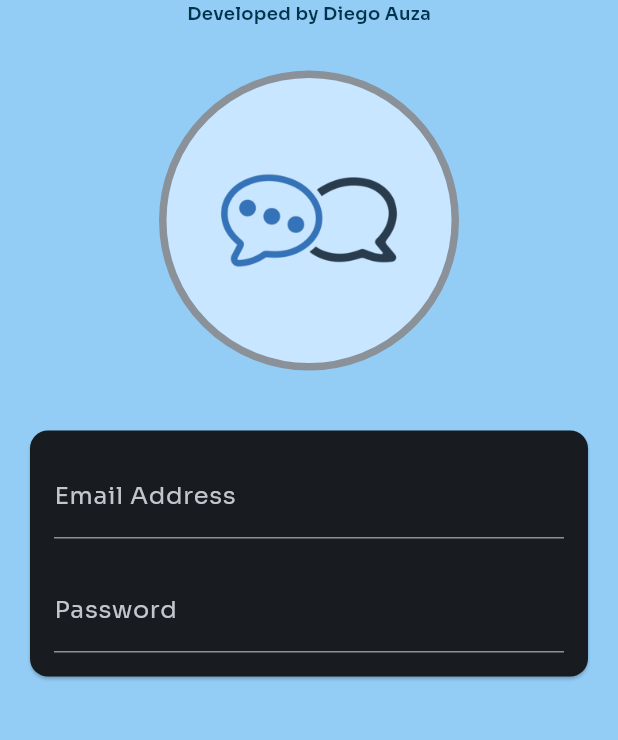
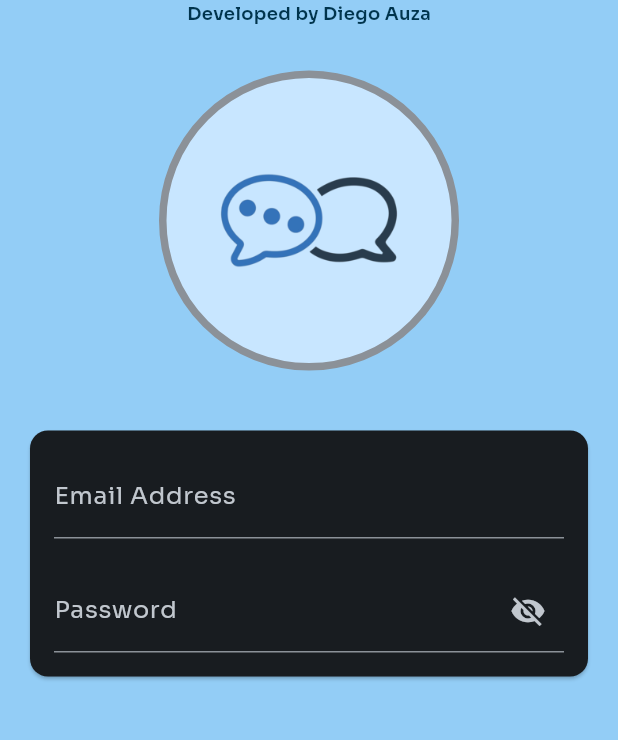
Before and after one commit to DiegoAuzaDev/chat_flutter_app, a Flutter app: the screen it shows after launch, on a phone screen of 412 x 824 dp, the part 288-1028 px from its top. Run offline on Flutter 3.47's test engine with Material 3 defaults, Android fonts, the phone set to English and light mode, and no system bars; our stand-ins replace google_fonts.

Commit message:
adding visibility state

```diff
--- a/lib/screens/auth_screen.dart
+++ b/lib/screens/auth_screen.dart
@@ -8,6 +8,14 @@ class AuthScreen extends StatefulWidget {
 }
 
 class _AuthScreenState extends State<AuthScreen> {
+  bool isVisible = false;
+
+  void changeVisibleState() {
+    setState(() {
+      isVisible = !isVisible;
+    });
+  }
+
   @override
   Widget build(BuildContext context) {
     return Scaffold(
@@ -68,9 +76,18 @@ class _AuthScreenState extends State<AuthScreen> {
                             height: 20,
                           ),
                           TextFormField(
-                            obscureText: true,
-                            decoration:
-                                const InputDecoration(labelText: "Password"),
+                            obscureText: !isVisible,
+                            decoration: InputDecoration(
+                              suffixIcon: IconButton(
+                                onPressed: () {
+                                  changeVisibleState();
+                                },
+                                icon: isVisible
+                                    ? const Icon(Icons.visibility)
+                                    : const Icon(Icons.visibility_off),
+                              ),
+                              labelText: "Password",
+                            ),
                           ),
                         ],
                       ),
```
